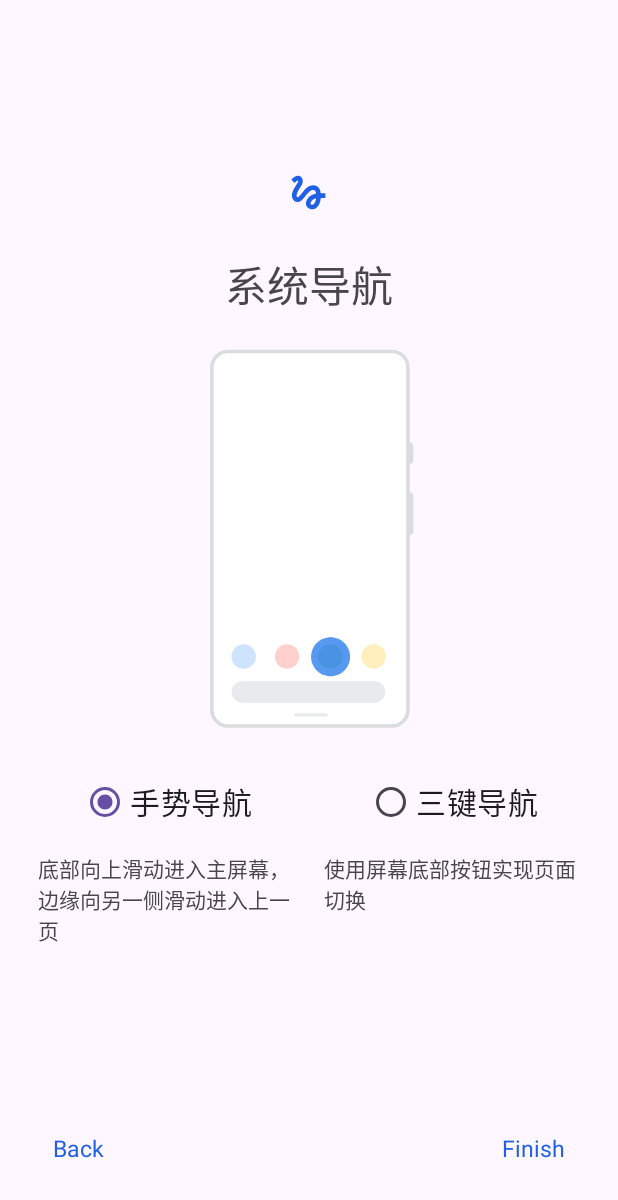
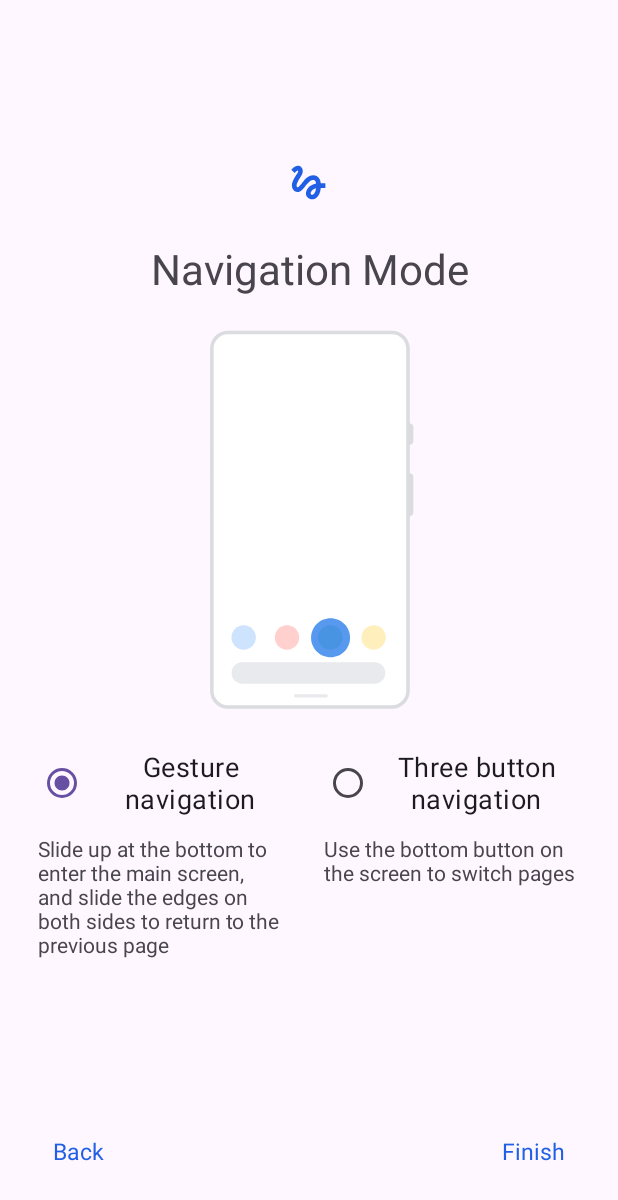
Before and after one commit to dearhj/StartupWizard, an Android app: the GesturesActivity screen opened directly, with no data from a screen before it, on a phone screen of 412 x 824 dp. Shown: the top 1200 px of the screen. Run offline under Robolectric (Android 15) with nearby library versions, the phone set to English and light mode, and no system bars.

Commit message:
导航设置增加多语种适配

```diff
--- a/app/src/main/res/layout/activity_gestures.xml
+++ b/app/src/main/res/layout/activity_gestures.xml
@@ -35,7 +35,7 @@
             android:layout_width="match_parent"
             android:layout_height="wrap_content"
             android:gravity="center"
-            android:text="系统导航"
+            android:text="@string/system_nv"
             android:textSize="28sp" />
 
         <LinearLayout
@@ -90,14 +90,14 @@
                         android:layout_gravity="center_horizontal"
                         android:checked="true"
                         android:gravity="center"
-                        android:text="手势导航"
-                        android:textSize="20sp" />
+                        android:text="@string/system_ge"
+                        android:textSize="18sp" />
 
                     <TextView
                         android:layout_width="wrap_content"
                         android:layout_height="wrap_content"
                         android:paddingTop="10dp"
-                        android:text="底部向上滑动进入主屏幕，边缘向另一侧滑动进入上一页" />
+                        android:text="@string/ge_tip" />
 
                 </LinearLayout>
 
@@ -116,14 +116,14 @@
                         android:layout_gravity="center_horizontal"
                         android:checked="false"
                         android:gravity="center"
-                        android:text="三键导航"
-                        android:textSize="20sp" />
+                        android:text="@string/system_bu"
+                        android:textSize="18sp" />
 
                     <TextView
                         android:layout_width="wrap_content"
                         android:layout_height="wrap_content"
                         android:paddingTop="10dp"
-                        android:text="使用屏幕底部按钮实现页面切换" />
+                        android:text="@string/bu_tip" />
 
                 </LinearLayout>
 
--- a/app/src/main/res/values/strings.xml
+++ b/app/src/main/res/values/strings.xml
@@ -22,4 +22,9 @@
     <string name="time">Time</string>
     <string name="data_time">Date and Time</string>
     <string name="data_time_set">Adjust if needed</string>
+    <string name="system_nv">Navigation Mode</string>
+    <string name="system_ge">Gesture navigation</string>
+    <string name="system_bu">Three button navigation</string>
+    <string name="ge_tip">Slide up at the bottom to enter the main screen, and slide the edges on both sides to return to the previous page</string>
+    <string name="bu_tip">Use the bottom button on the screen to switch pages</string>
 </resources>
```
Also changed, not shown: 4 other files.
